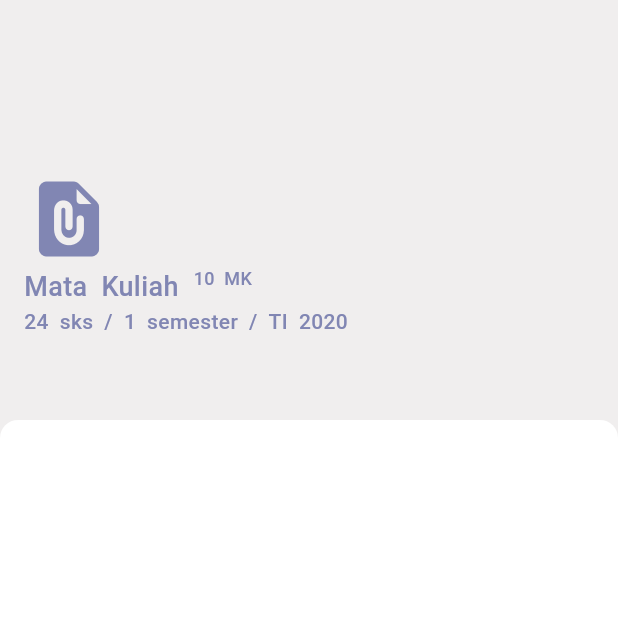
After one commit to Roufmajidin/absensi-apps-qr, a Flutter app: the MatkulPage screen opened directly, on a phone screen of 412 x 824 dp, the top half of it. The commit adds this screen. Run offline on Flutter 3.47's test engine with Material 3 defaults, Android fonts, the phone set to English and light mode, and no system bars; our stand-ins replace flutter_easyloading, qr_flutter, shared_preferences; missing offline and left inert: qr_code_scanner; accounts and stored records are empty.

Commit message:
add all matkul pages

```diff
--- a/lib/detail_screen.dart
+++ b/lib/detail_screen.dart
@@ -190,7 +190,7 @@ class ExtractWidget extends StatelessWidget {
                 fontFamily: "CustomIcons",
                   fontSize: 14,
                   fontWeight: FontWeight.w400,
-                  color: Color(0xff8186b3)),
+                  color: const Color(0xff8186b3)),
             ),
           ],
         ),
--- /dev/null
+++ b/lib/matkul_screen.dart
@@ -0,0 +1,86 @@
+import 'package:flutter/material.dart';
+
+class MatkulPage extends StatefulWidget {
+  const MatkulPage({super.key});
+
+  @override
+  State<MatkulPage> createState() => _MatkulPageState();
+}
+
+class _MatkulPageState extends State<MatkulPage> {
+  @override
+  Widget build(BuildContext context) {
+    return Scaffold(
+      backgroundColor: Color.fromARGB(255, 240, 238, 238),
+      body: SingleChildScrollView(
+        child: Column(
+          crossAxisAlignment: CrossAxisAlignment.start,
+          children: [
+            const SizedBox(
+              height: 100,
+            ),
+            const Column(
+              crossAxisAlignment: CrossAxisAlignment.start,
+              children: [
+                Padding(
+                  padding: EdgeInsets.all(16.0),
+                  child: Column(
+                    crossAxisAlignment: CrossAxisAlignment.start,
+                    children: [
+                      Icon(Icons.file_present_rounded,
+                          color: Color(0xff8186b3), size: 60),
+                      Row(
+                        crossAxisAlignment: CrossAxisAlignment.start,
+                        children: [
+                          Text(
+                            "Mata Kuliah",
+                            style: TextStyle(
+                                fontFamily: "CustomIcons",
+                                fontSize: 18,
+                                fontWeight: FontWeight.w500,
+                                color: Color(0xff8186b3)),
+                          ),
+                          Padding(
+                            padding: EdgeInsets.only(left: 10.0),
+                            child: Text(
+                              "10 MK",
+                              style: TextStyle(
+                                  fontFamily: "CustomIcons",
+                                  fontSize: 12,
+                                  fontWeight: FontWeight.w500,
+                                  color: Color(0xff8186b3)),
+                            ),
+                          ),
+
+                        ],
+                      ),
+                         Text(
+                             "24 sks / 1 semester / TI 2020",
+                             style: TextStyle(
+                                 fontFamily: "CustomIcons",
+                                 fontSize: 14,
+                                 fontWeight: FontWeight.w500,
+                                 color: Color(0xff8186b3)),
+                           ),
+                    ],
+                  ),
+                )
+              ],
+            ),
+            Padding(
+              padding: const EdgeInsets.only(top: 40),
+              child: Container(
+                height: MediaQuery.of(context).size.height * 0.8,
+                decoration: const BoxDecoration(
+                    color: Colors.white,
+                    borderRadius: BorderRadius.only(
+                        topLeft: Radius.circular(12),
+                        topRight: Radius.circular(12))),
+              ),
+            )
+          ],
+        ),
+      ),
+    );
+  }
+}
```
